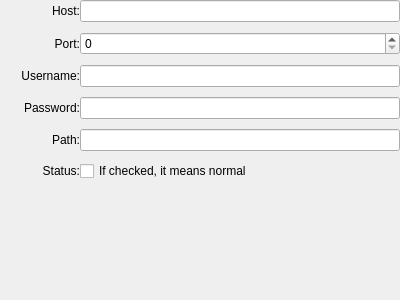
The window that addon/SFTP/SFTPFormGeneral.ui (fengzhu2007/anycode) describes before a commit, drawn with Qt 5.
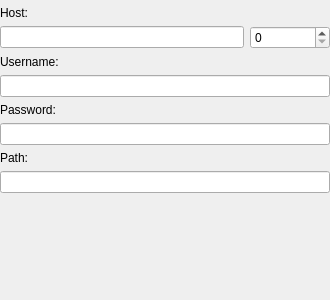
The same window after the commit.

What changed in the file:
```diff
--- a/addon/SFTP/SFTPFormGeneral.ui
+++ b/addon/SFTP/SFTPFormGeneral.ui
@@ -6,22 +6,40 @@
    <rect>
     <x>0</x>
     <y>0</y>
-    <width>400</width>
+    <width>330</width>
     <height>300</height>
    </rect>
   </property>
+  <property name="sizePolicy">
+   <sizepolicy hsizetype="Preferred" vsizetype="Preferred">
+    <horstretch>0</horstretch>
+    <verstretch>0</verstretch>
+   </sizepolicy>
+  </property>
+  <property name="minimumSize">
+   <size>
+    <width>0</width>
+    <height>0</height>
+   </size>
+  </property>
+  <property name="maximumSize">
+   <size>
+    <width>16777215</width>
+    <height>16777215</height>
+   </size>
+  </property>
   <property name="windowTitle">
    <string>Form</string>
   </property>
   <layout class="QVBoxLayout" name="verticalLayout">
    <property name="spacing">
-    <number>0</number>
+    <number>6</number>
    </property>
    <property name="leftMargin">
     <number>0</number>
    </property>
    <property name="topMargin">
-    <number>0</number>
+    <number>6</number>
    </property>
    <property name="rightMargin">
     <number>0</number>
@@ -30,71 +48,36 @@
     <number>0</number>
    </property>
    <item>
-    <layout class="QFormLayout" name="formLayout">
-     <property name="labelAlignment">
-      <set>Qt::AlignRight|Qt::AlignTrailing|Qt::AlignVCenter</set>
+    <widget class="QLabel" name="label">
+     <property name="minimumSize">
+      <size>
+       <width>80</width>
+       <height>0</height>
+      </size>
      </property>
-     <property name="verticalSpacing">
-      <number>10</number>
+     <property name="baseSize">
+      <size>
+       <width>0</width>
+       <height>0</height>
+      </size>
      </property>
-     <item row="0" column="0">
-      <widget class="QLabel" name="label">
-       <property name="minimumSize">
-        <size>
-         <width>80</width>
-         <height>0</height>
-        </size>
-       </property>
-       <property name="baseSize">
-        <size>
-         <width>0</width>
-         <height>0</height>
-        </size>
-       </property>
-       <property name="text">
-        <string>Host:</string>
-       </property>
-       <property name="alignment">
-        <set>Qt::AlignRight|Qt::AlignTrailing|Qt::AlignVCenter</set>
-       </property>
-      </widget>
+     <property name="text">
+      <string>Host:</string>
+     </property>
+     <property name="alignment">
+      <set>Qt::AlignLeading|Qt::AlignLeft|Qt::AlignVCenter</set>
+     </property>
+    </widget>
+   </item>
+   <item>
+    <layout class="QHBoxLayout" name="horizontalLayout">
+     <item>
+      <widget class="QLineEdit" name="hostLineEdit"/>
      </item>
-     <item row="1" column="0">
-      <widget class="QLabel" name="label_2">
-       <property name="minimumSize">
-        <size>
-         <width>80</width>
-         <height>0</height>
-        </size>
-       </property>
-       <property name="text">
-        <string>Port:</string>
-       </property>
-       <property name="alignment">
-        <set>Qt::AlignRight|Qt::AlignTrailing|Qt::AlignVCenter</set>
-       </property>
-      </widget>
-     </item>
-     <item row="2" column="0">
-      <widget class="QLabel" name="label_3">
-       <property name="minimumSize">
-        <size>
-         <width>80</width>
-         <height>0</height>
-        </size>
-       </property>
-       <property name="text">
-        <string>Username:</string>
-       </property>
-       <property name="alignment">
-        <set>Qt::AlignRight|Qt::AlignTrailing|Qt::AlignVCenter</set>
-       </property>
-      </widget>
-     </item>
-     <item row="3" column="0">
-      <widget class="QLabel" name="label_4">
+     <item>
+      <widget class="QSpinBox" name="portSpinBox">
        <property name="sizePolicy">
-        <sizepolicy hsizetype="Preferred" vsizetype="Preferred">
+        <sizepolicy hsizetype="Fixed" vsizetype="Fixed">
          <horstretch>0</horstretch>
          <verstretch>0</verstretch>
         </sizepolicy>
@@ -105,74 +88,82 @@
          <height>0</height>
         </size>
        </property>
-       <property name="text">
-        <string>Password:</string>
-       </property>
-       <property name="alignment">
-        <set>Qt::AlignRight|Qt::AlignTrailing|Qt::AlignVCenter</set>
-       </property>
-      </widget>
-     </item>
-     <item row="4" column="0">
-      <widget class="QLabel" name="label_5">
-       <property name="minimumSize">
+       <property name="maximumSize">
         <size>
          <width>80</width>
-         <height>0</height>
+         <height>16777215</height>
         </size>
        </property>
-       <property name="text">
-        <string>Path:</string>
-       </property>
-       <property name="alignment">
-        <set>Qt::AlignRight|Qt::AlignTrailing|Qt::AlignVCenter</set>
-       </property>
-      </widget>
-     </item>
-     <item row="5" column="0">
-      <widget class="QLabel" name="label_6">
-       <property name="minimumSize">
-        <size>
-         <width>80</width>
-         <height>0</height>
-        </size>
-       </property>
-       <property name="text">
-        <string>Status:</string>
-       </property>
-       <property name="alignment">
-        <set>Qt::AlignRight|Qt::AlignTrailing|Qt::AlignVCenter</set>
-       </property>
-      </widget>
-     </item>
-     <item row="0" column="1">
-      <widget class="QLineEdit" name="hostLineEdit"/>
-     </item>
-     <item row="1" column="1">
-      <widget class="QSpinBox" name="portSpinBox">
        <property name="maximum">
         <number>65535</number>
        </property>
       </widget>
      </item>
-     <item row="2" column="1">
-      <widget class="QLineEdit" name="usernameLineEdit"/>
-     </item>
-     <item row="3" column="1">
-      <widget class="QLineEdit" name="passwordLineEdit"/>
-     </item>
-     <item row="4" column="1">
-      <widget class="QLineEdit" name="pathLineEdit"/>
-     </item>
-     <item row="5" column="1">
-      <widget class="QCheckBox" name="statusCheckBox">
-       <property name="text">
-        <string>If checked, it means normal</string>
-       </property>
-      </widget>
-     </item>
     </layout>
    </item>
+   <item>
+    <widget class="QLabel" name="label_3">
+     <property name="minimumSize">
+      <size>
+       <width>80</width>
+       <height>0</height>
+      </size>
+     </property>
+     <property name="text">
+      <string>Username:</string>
+     </property>
+     <property name="alignment">
+      <set>Qt::AlignLeading|Qt::AlignLeft|Qt::AlignVCenter</set>
+     </property>
+    </widget>
+   </item>
+   <item>
+    <widget class="QLineEdit" name="usernameLineEdit"/>
+   </item>
+   <item>
+    <widget class="QLabel" name="label_4">
+     <property name="sizePolicy">
+      <sizepolicy hsizetype="Preferred" vsizetype="Preferred">
+       <horstretch>0</horstretch>
+       <verstretch>0</verstretch>
+      </sizepolicy>
+     </property>
+     <property name="minimumSize">
+      <size>
+       <width>80</width>
+       <height>0</height>
+      </size>
+     </property>
+     <property name="text">
+      <string>Password:</string>
+     </property>
+     <property name="alignment">
+      <set>Qt::AlignLeading|Qt::AlignLeft|Qt::AlignVCenter</set>
+     </property>
+    </widget>
+   </item>
+   <item>
+    <widget class="QLineEdit" name="passwordLineEdit"/>
+   </item>
+   <item>
+    <widget class="QLabel" name="label_5">
+     <property name="minimumSize">
+      <size>
+       <width>80</width>
+       <height>0</height>
+      </size>
+     </property>
+     <property name="text">
+      <string>Path:</string>
+     </property>
+     <property name="alignment">
+      <set>Qt::AlignLeading|Qt::AlignLeft|Qt::AlignVCenter</set>
+     </property>
+    </widget>
+   </item>
+   <item>
+    <widget class="QLineEdit" name="pathLineEdit"/>
+   </item>
    <item>
     <spacer name="verticalSpacer">
      <property name="orientation">
```
Left out of the diff: 2 changed lines with no effect on the pictures.
